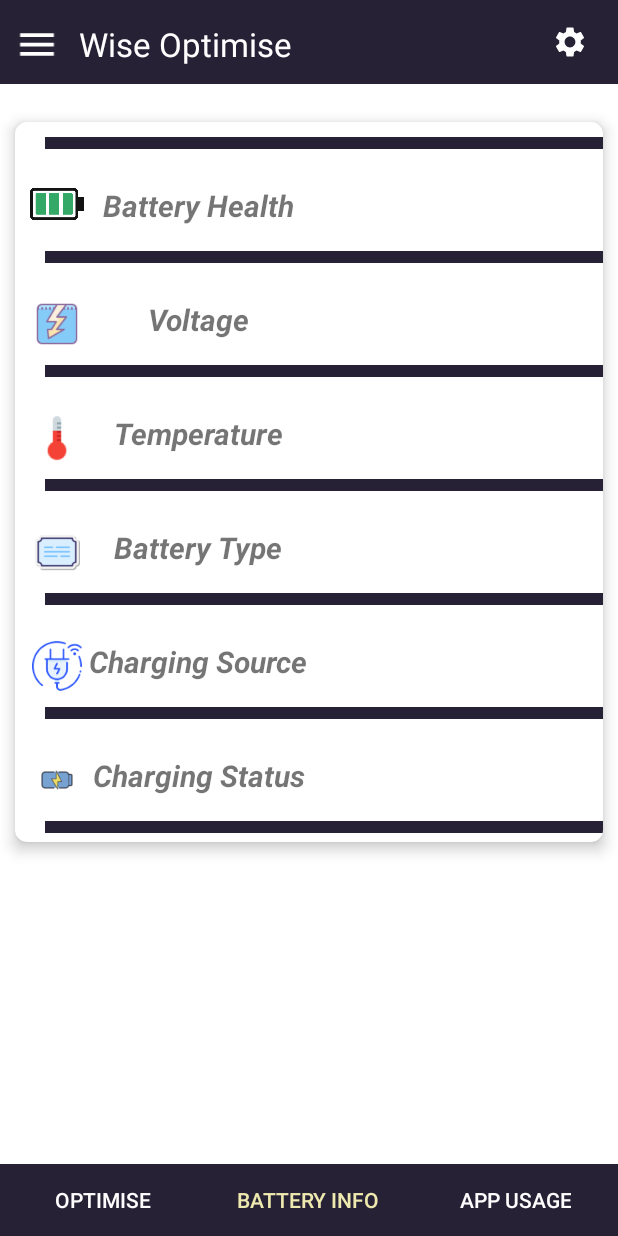
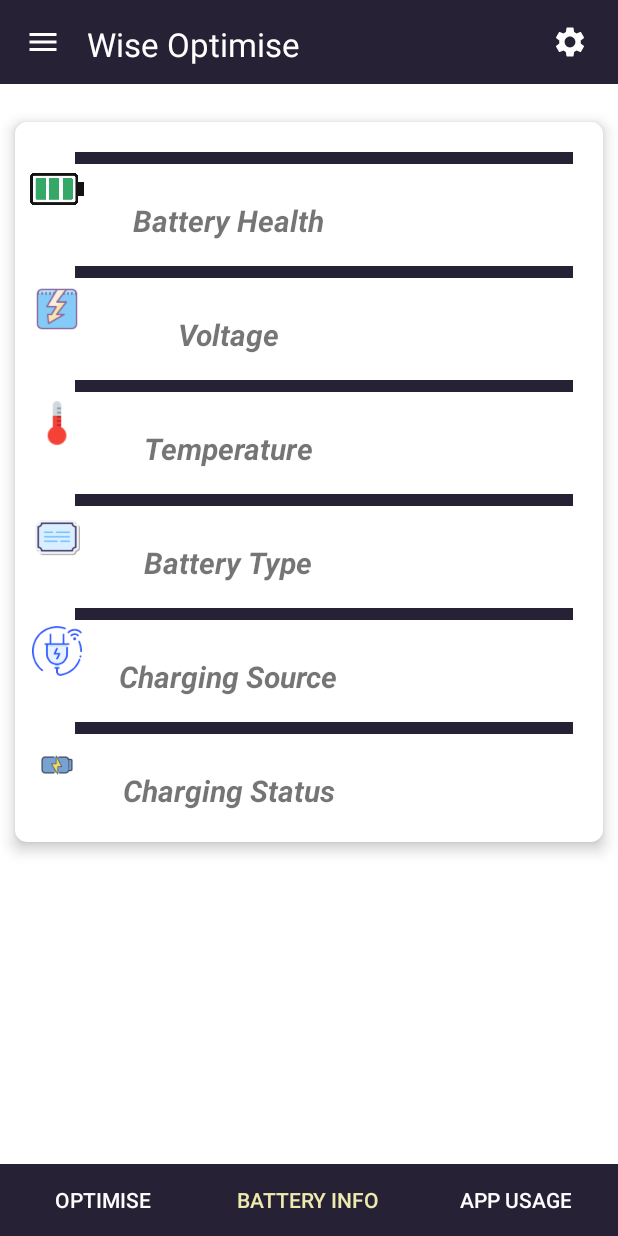
Before and after one commit to sourbhsingh/WiseOptimise, an Android app: the screen it shows after launch (MainActivity), item 2 of the bottom bar chosen, on a phone screen of 412 x 824 dp. Run offline under Robolectric (Android 15) with nearby library versions, the light colour scheme and no system bars; Roboto replaces fonts that are not available here.

Commit message:
Merge remote-tracking branch 'origin/master'

```diff
--- a/app/src/main/java/com/example/wiseoptimise/MainActivity.java
+++ b/app/src/main/java/com/example/wiseoptimise/MainActivity.java
@@ -1,5 +1,7 @@
 package com.example.wiseoptimise;
 
+import androidx.core.view.GravityCompat;
+import androidx.drawerlayout.widget.DrawerLayout;
 import androidx.viewpager.widget.ViewPager;
 import androidx.appcompat.app.AppCompatActivity;
 
@@ -9,19 +11,32 @@
 import android.widget.ImageButton;
 import android.widget.Toast;
 
+import com.google.android.material.navigation.NavigationView;
 import com.google.android.material.tabs.TabLayout;
 
 public class MainActivity extends AppCompatActivity {
-
+    private DrawerLayout drawerLayout;
+    private NavigationView navigationView;
 
     TabLayout tab ;
     ViewPager viewPager ;
     ImageButton imageButton;
+    ImageButton imageButton3;
     @Override
     protected void onCreate(Bundle savedInstanceState) {
         super.onCreate(savedInstanceState);
         setContentView(R.layout.activity_main);
+        imageButton3 = (ImageButton) findViewById(R.id.imageButton3);
+        drawerLayout = findViewById(R.id.drawer_layout);
+        navigationView = findViewById(R.id.nav_view);
 
+        ImageButton imageButton3 = findViewById(R.id.imageButton3);
+        imageButton3.setOnClickListener(new View.OnClickListener() {
+            @Override
+            public void onClick(View view) {
+                drawerLayout.openDrawer(GravityCompat.START);
+            }
+        });
         imageButton = (ImageButton) findViewById(R.id.imageButton);
         imageButton.setOnClickListener(new View.OnClickListener(){
             @Override
@@ -49,17 +64,5 @@
         Toast.makeText(this, "Menu", Toast.LENGTH_SHORT).show();
     }
 
-//    public void DisableInternet(){
-//
-//        if (Build.VERSION.SDK_INT >= Build.VERSION_CODES.Q) {
-//            Intent panelIntent = new
-//                    Intent(appSettings.Panel.ACTION_INTERNET_CONNECTIVITY);
-//            startActivityForResult(panelIntent, 0);
-//        } else {
-//            // for previous android version
-//            WifiManager wifiManager = (WifiManager)
-//                    this.getApplicationContext().getSystemService(WIFI_SERVICE);
-//            wifiManager.setWifiEnabled(false);
-//        }
-//    }
+
 }
--- /dev/null
+++ b/app/src/main/res/drawable/app_usage_tab_24.xml
@@ -0,0 +1,5 @@
+<vector android:height="24dp" android:tint="#000000"
+    android:viewportHeight="24" android:viewportWidth="24"
+    android:width="24dp" xmlns:android="http://schemas.android.com/apk/res/android">
+    <path android:fillColor="@android:color/white" android:pathData="M19.88,18.47c0.44,-0.7 0.7,-1.51 0.7,-2.39c0,-2.49 -2.01,-4.5 -4.5,-4.5s-4.5,2.01 -4.5,4.5s2.01,4.5 4.49,4.5c0.88,0 1.7,-0.26 2.39,-0.7L21.58,23L23,21.58L19.88,18.47zM16.08,18.58c-1.38,0 -2.5,-1.12 -2.5,-2.5c0,-1.38 1.12,-2.5 2.5,-2.5s2.5,1.12 2.5,2.5C18.58,17.46 17.46,18.58 16.08,18.58zM15.72,10.08c-0.74,0.02 -1.45,0.18 -2.1,0.45l-0.55,-0.83l-3.8,6.18l-3.01,-3.52l-3.63,5.81L1,17l5,-8l3,3.5L13,6C13,6 15.72,10.08 15.72,10.08zM18.31,10.58c-0.64,-0.28 -1.33,-0.45 -2.05,-0.49c0,0 5.12,-8.09 5.12,-8.09L23,3.18L18.31,10.58z"/>
+</vector>
--- /dev/null
+++ b/app/src/main/res/drawable/battery_info_tab_24.xml
@@ -0,0 +1,5 @@
+<vector android:height="24dp" android:tint="#000000"
+    android:viewportHeight="24" android:viewportWidth="24"
+    android:width="24dp" xmlns:android="http://schemas.android.com/apk/res/android">
+    <path android:fillColor="@android:color/white" android:pathData="M15.67,4H14V2h-4v2H8.33C7.6,4 7,4.6 7,5.33v15.33C7,21.4 7.6,22 8.33,22h7.33c0.74,0 1.34,-0.6 1.34,-1.33V5.33C17,4.6 16.4,4 15.67,4zM11,20v-5.5H9L13,7v5.5h2L11,20z"/>
+</vector>
--- /dev/null
+++ b/app/src/main/res/drawable/logout_icon.xml
@@ -0,0 +1,5 @@
+<vector android:autoMirrored="true" android:height="24dp"
+    android:tint="#000000" android:viewportHeight="24"
+    android:viewportWidth="24" android:width="24dp" xmlns:android="http://schemas.android.com/apk/res/android">
+    <path android:fillColor="@android:color/white" android:pathData="M10,9V5l-7,7 7,7v-4.1c5,0 8.5,1.6 11,5.1 -1,-5 -4,-10 -11,-11z"/>
+</vector>
--- /dev/null
+++ b/app/src/main/res/drawable/optimise_tab_24.xml
@@ -0,0 +1,5 @@
+<vector android:height="24dp" android:tint="#000000"
+    android:viewportHeight="24" android:viewportWidth="24"
+    android:width="24dp" xmlns:android="http://schemas.android.com/apk/res/android">
+    <path android:fillColor="@android:color/white" android:pathData="M12,2.5c0,0 4.5,2.04 4.5,10.5c0,2.49 -1.04,5.57 -1.6,7H9.1c-0.56,-1.43 -1.6,-4.51 -1.6,-7C7.5,4.54 12,2.5 12,2.5zM14,11c0,-1.1 -0.9,-2 -2,-2s-2,0.9 -2,2s0.9,2 2,2S14,12.1 14,11zM7.69,20.52c-0.48,-1.23 -1.52,-4.17 -1.67,-6.87l-1.13,0.75C4.33,14.78 4,15.4 4,16.07V22L7.69,20.52zM20,22v-5.93c0,-0.67 -0.33,-1.29 -0.89,-1.66l-1.13,-0.75c-0.15,2.69 -1.2,5.64 -1.67,6.87L20,22z"/>
+</vector>
--- /dev/null
+++ b/app/src/main/res/drawable/rate_24.xml
@@ -0,0 +1,5 @@
+<vector android:height="24dp" android:tint="#000000"
+    android:viewportHeight="24" android:viewportWidth="24"
+    android:width="24dp" xmlns:android="http://schemas.android.com/apk/res/android">
+    <path android:fillColor="@android:color/white" android:pathData="M14.43,10l-2.43,-8l-2.43,8l-7.57,0l6.18,4.41l-2.35,7.59l6.17,-4.69l6.18,4.69l-2.35,-7.59l6.17,-4.41z"/>
+</vector>
--- /dev/null
+++ b/app/src/main/res/drawable/share_24.xml
@@ -0,0 +1,5 @@
+<vector android:height="24dp" android:tint="#000000"
+    android:viewportHeight="24" android:viewportWidth="24"
+    android:width="24dp" xmlns:android="http://schemas.android.com/apk/res/android">
+    <path android:fillColor="@android:color/white" android:pathData="M18,16.08c-0.76,0 -1.44,0.3 -1.96,0.77L8.91,12.7c0.05,-0.23 0.09,-0.46 0.09,-0.7s-0.04,-0.47 -0.09,-0.7l7.05,-4.11c0.54,0.5 1.25,0.81 2.04,0.81 1.66,0 3,-1.34 3,-3s-1.34,-3 -3,-3 -3,1.34 -3,3c0,0.24 0.04,0.47 0.09,0.7L8.04,9.81C7.5,9.31 6.79,9 6,9c-1.66,0 -3,1.34 -3,3s1.34,3 3,3c0.79,0 1.5,-0.31 2.04,-0.81l7.12,4.16c-0.05,0.21 -0.08,0.43 -0.08,0.65 0,1.61 1.31,2.92 2.92,2.92 1.61,0 2.92,-1.31 2.92,-2.92s-1.31,-2.92 -2.92,-2.92z"/>
+</vector>
--- a/app/src/main/res/layout/activity_main.xml
+++ b/app/src/main/res/layout/activity_main.xml
@@ -1,7 +1,26 @@
 <?xml version="1.0" encoding="utf-8"?>
-<androidx.constraintlayout.widget.ConstraintLayout xmlns:android="http://schemas.android.com/apk/res/android"
+<androidx.drawerlayout.widget.DrawerLayout xmlns:android="http://schemas.android.com/apk/res/android"
     xmlns:app="http://schemas.android.com/apk/res-auto"
     xmlns:tools="http://schemas.android.com/tools"
+    android:id="@+id/drawer_layout"
+    android:layout_width="match_parent"
+    android:layout_height="match_parent"
+    android:fitsSystemWindows="true"
+    tools:context=".MainActivity"
+    tools:openDrawer="start">
+    <com.google.android.material.navigation.NavigationView
+        android:id="@+id/nav_view"
+        android:layout_gravity="start"
+        android:layout_height="match_parent"
+        android:layout_width="wrap_content"
+        app:headerLayout="@layout/header"
+        app:menu="@menu/main_menu" >
+
+
+
+    </com.google.android.material.navigation.NavigationView>
+
+    <androidx.constraintlayout.widget.ConstraintLayout
         android:layout_width="match_parent"
         android:layout_height="match_parent"
         android:background="@color/white"
@@ -44,6 +63,7 @@
             app:layout_constraintTop_toBottomOf="@+id/include"
             app:layout_constraintVertical_bias="0.0" />
 
+
         <ImageButton
             android:id="@+id/imageButton"
             android:layout_width="65dp"
@@ -57,5 +77,19 @@
             app:layout_constraintVertical_bias="0.0"
             app:srcCompat="@drawable/baseline_settings_24" />
 
+        <ImageButton
+            android:id="@+id/imageButton3"
+            android:layout_width="57dp"
+            android:layout_height="58dp"
+            android:backgroundTint="#262135"
+            app:layout_constraintBottom_toTopOf="@+id/include"
+            app:layout_constraintEnd_toStartOf="@+id/imageButton"
+            app:layout_constraintHorizontal_bias="0.0"
+            app:layout_constraintStart_toStartOf="@+id/include"
+            app:layout_constraintTop_toTopOf="parent"
+            app:layout_constraintVertical_bias="0.034"
+            app:srcCompat="@drawable/baseline_menu_24" />
 
     </androidx.constraintlayout.widget.ConstraintLayout>
+
+</androidx.drawerlayout.widget.DrawerLayout>
--- a/app/src/main/res/layout/appbar.xml
+++ b/app/src/main/res/layout/appbar.xml
@@ -10,25 +10,10 @@
     >
 
 
-
-    <ImageView
-        android:id="@+id/menubar"
-        android:layout_width="40dp"
-        android:layout_height="30dp"
-        android:onClick="Menu"
-        app:layout_constraintBottom_toBottomOf="@+id/apkName"
-        app:layout_constraintEnd_toEndOf="parent"
-        app:layout_constraintHorizontal_bias="0.013"
-        app:layout_constraintStart_toStartOf="parent"
-        app:layout_constraintTop_toTopOf="@+id/apkName"
-        app:layout_constraintVertical_bias="0.48"
-        app:srcCompat="@drawable/baseline_menu_24" />
-
     <TextView
         android:id="@+id/apkName"
         android:layout_width="wrap_content"
         android:layout_height="wrap_content"
-        android:layout_marginStart="8dp"
         android:layout_marginEnd="212dp"
         android:layout_marginBottom="12dp"
         android:gravity="center"
@@ -36,7 +21,6 @@
         android:textColor="@color/white"
         android:textSize="22sp"
         app:layout_constraintBottom_toBottomOf="parent"
-        app:layout_constraintEnd_toEndOf="parent"
-        app:layout_constraintHorizontal_bias="0.0"
-        app:layout_constraintStart_toEndOf="@+id/menubar" />
+        app:layout_constraintEnd_toEndOf="parent" />
+
 </androidx.constraintlayout.widget.ConstraintLayout>
--- a/app/src/main/res/layout/fragment_app_usage_tab.xml
+++ b/app/src/main/res/layout/fragment_app_usage_tab.xml
@@ -34,8 +34,9 @@
             android:layout_marginTop="8dp"
             android:divider="@drawable/divider"
             android:dividerHeight="6dp"
-            android:paddingStart="10dp"
-            android:paddingEnd="8dp" />
+            android:paddingStart="20dp"
+            android:paddingEnd="20dp"
+            />
     </androidx.cardview.widget.CardView>
 
 </androidx.constraintlayout.widget.ConstraintLayout>
--- a/app/src/main/res/layout/fragment_battery_info_tab.xml
+++ b/app/src/main/res/layout/fragment_battery_info_tab.xml
@@ -13,7 +13,7 @@
         android:layout_marginTop="25dp"
         android:layout_marginStart="10dp"
         android:layout_marginEnd="10dp"
-        android:paddingTop="20dp"
+        android:paddingTop="10dp"
         app:cardBackgroundColor="#FFFFFF"
         app:cardCornerRadius="8dp"
         app:cardElevation="6dp"
@@ -26,8 +26,8 @@
 
         <androidx.constraintlayout.widget.ConstraintLayout
             android:layout_width="wrap_content"
-            android:layout_height="match_parent"
-            android:paddingTop="10dp">
+            android:layout_height="match_parent">
+
 
             <ImageView
                 android:id="@+id/imageView3333"
@@ -97,6 +97,7 @@
             android:dividerPadding="60dp"
             android:paddingTop="10dp"
             android:showDividers="middle"
+            android:padding="20dp"
             app:layout_constraintBottom_toBottomOf="parent"
             app:layout_constraintEnd_toEndOf="parent"
             app:layout_constraintStart_toStartOf="parent"
@@ -134,7 +135,9 @@
                     android:height="60dp"
                     android:gravity="center|start"
                     android:text=""
-                    android:textAlignment="viewStart" />
+                    android:textAlignment="viewStart"
+                    android:padding="20dp"
+                    />
 
             </TableRow>
 
@@ -305,7 +308,9 @@
                     android:height="60dp"
                     android:gravity="center|start"
                     android:text=""
-                    android:textAlignment="viewStart" />
+                    android:textAlignment="viewStart"
+
+                    />
             </TableRow>
 
             <View
--- /dev/null
+++ b/app/src/main/res/menu/main_menu.xml
@@ -0,0 +1,52 @@
+<?xml version="1.0" encoding="utf-8"?>
+<menu xmlns:app="http://schemas.android.com/apk/res-auto"
+    xmlns:android="http://schemas.android.com/apk/res/android">
+
+    <group android:checkableBehavior="single">
+        <item
+            android:id="@+id/optimise_tab_24"
+            android:icon="@drawable/optimise_tab_24"
+            android:title="Optimise" />
+        <item
+            android:id="@+id/battery_info_tab_24"
+            android:icon="@drawable/battery_info_tab_24"
+            android:title="Battery Info" />
+        <item
+            android:id="@+id/app_usage_tab_24"
+            android:icon="@drawable/app_usage_tab_24"
+            android:title="App Usage Stats" />
+
+    </group>
+    <group android:checkableBehavior="single">
+
+    <item android:title="Profile">
+    <menu>
+            <item
+                android:id="@+id/nav_login"
+                android:icon="@drawable/logout_icon"
+                android:title="Login" />
+            <item
+                android:id="@+id/nav_profile"
+                android:icon="@drawable/logout_icon"
+                android:title="Profile" />
+            <item
+                android:id="@+id/nav_logout"
+                android:icon="@drawable/logout_icon"
+                android:title="Logout" />
+
+    </menu>
+    </item>
+        </group>
+    <item android:title="Communicate">
+        <menu>
+            <item
+                android:id="@+id/nav_share"
+                android:icon="@drawable/share_24"
+                android:title="Share" />
+            <item
+                android:id="@+id/nav_rate"
+                android:icon="@drawable/rate_24"
+                android:title="Rate Us" />
+        </menu>
+    </item>
+</menu>
--- a/app/src/main/res/menu/toolbar.xml
+++ b/app/src/main/res/menu/toolbar.xml
@@ -2,12 +2,6 @@
 <menu xmlns:app="http://schemas.android.com/apk/res-auto"
     xmlns:android="http://schemas.android.com/apk/res/android">
 
-    <item
-        android:id="@+id/setting"
-        android:title="Settings"
-        android:icon="@drawable/baseline_settings_24"
-        app:showAsAction="ifRoom|collapseActionView"
-        app:actionViewClass="android.widget.ListView"/>
 
 
 
```
Also changed, not shown: app/build.gradle (+5 -3 lines), app/src/main/res/layout/header.xml (added, +32 -0 lines), app/src/main/res/menu/menu.xml (deleted, +0 -18 lines), app/src/main/res/values/arrays.xml (+21 -0 lines), app/src/main/res/values/strings.xml (+9 -0 lines), app/src/main/res/xml/root_preferences.xml (+30 -0 lines). Lines whose indentation alone changed are shown as unchanged.
